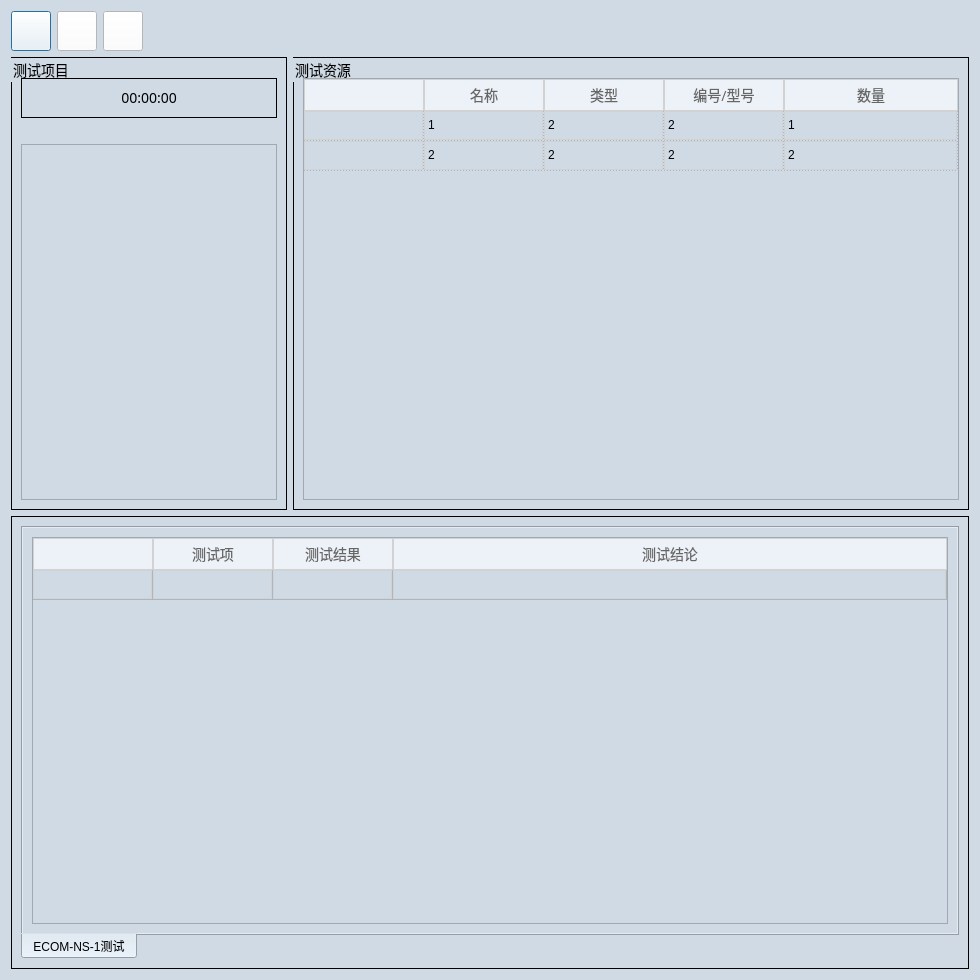
Above: ui/ecom-ns-1/ECOM_NS1_MAIN.ui from gaoxingyu-hub/HUA54testframework before the change. Below: the same form after it.
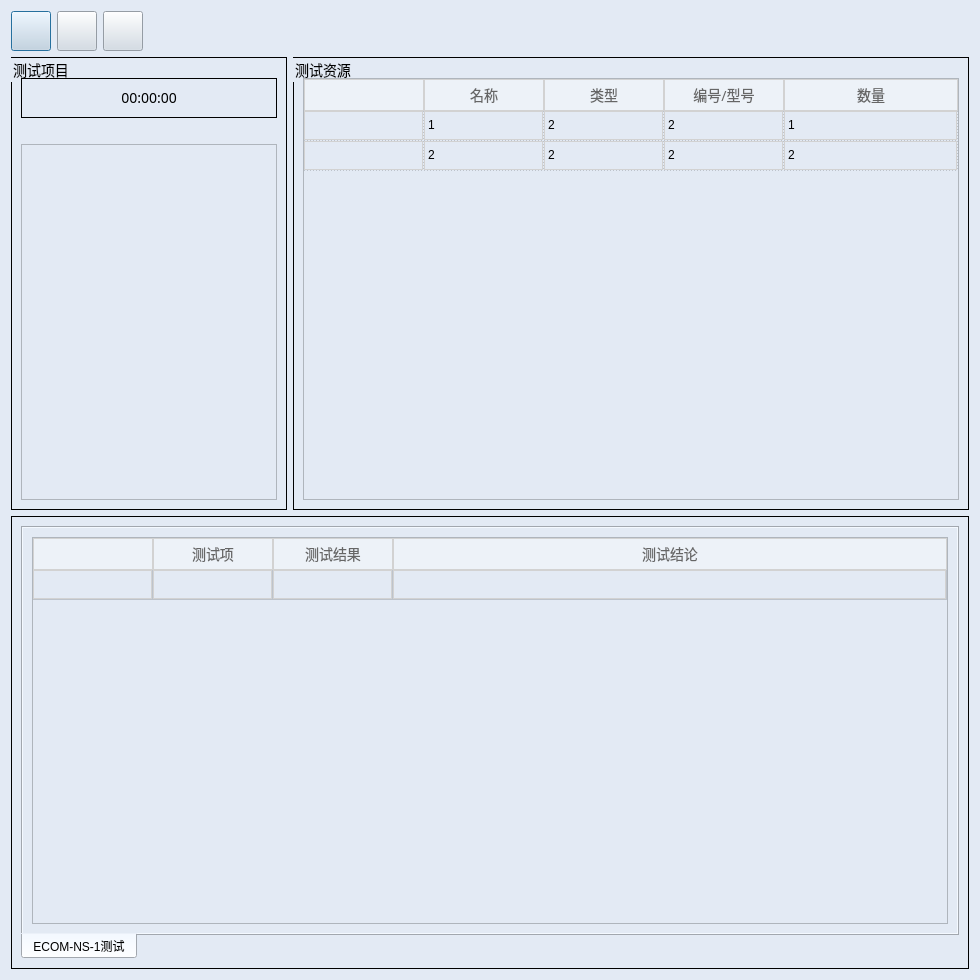
That is the form after the change. Icons and pictures are not drawn.

Diff of the .ui file:
```diff
--- a/ui/ecom-ns-1/ECOM_NS1_MAIN.ui
+++ b/ui/ecom-ns-1/ECOM_NS1_MAIN.ui
@@ -21,66 +21,50 @@
   </property>
   <property name="styleSheet">
    <string notr="true">QDialog{
-background-color:#D0DAE5;
+background-color:#E3EAF4;
 margin-top:10px;
 }
 
 QTextBrower{
-background-color:#D0DAE5;
+background-color:#E3EAF4;
 border-width:0;border-style:outset
 }
 
 QLineEdit{
-background-color:#D0DAE5;
+background-color:#E3EAF4;
 }
 
 QWidget{
-background-color:#D0DAE5;
+background-color:#E3EAF4;
 }
 
 QStackedWidget{
-background-color:#D0DAE5;
+background-color:#E3EAF4;
 }
 
 QLabel{
 font-size:14px;
 font-family:Microsoft YaHei;
-background-color:#D0DAE5;
+background-color:#E3EAF4;
 }
 
 QGroupBox{
 font-size:14px;
 font-family:Microsoft YaHei;
 border:1px solid rgb(0, 0, 0);
+background-color:#E3EAF4;
 }
 
-/****QPushButton****/
-QPushButton{
-width:32px;
-height:32px;
-background-color:#F4F4F3;
-color: #FFFFFF;
-font-size:14px;
-font-family:Microsoft YaHei;
-}
-QPushButton#pushButton_close:hover{
-background-color:#2784D6;
-cursor:pointer;
-}
-QPushButton#pushButton_close:pressed{
-background-color:#2784D6;
-}
+
 QToolBar{
-background-color:#172545;
+background-color:#D5D5D5;
 height:30px;
 border:None;
 padding:1px;
 }
-
-
 /****QTreeWidget****/
 QTreeWidget{
-background-color:#D0DAE5;
+background-color:#E3EAF4;
 padding-top:20px;
 padding-left:10px;
 margin-top:20px;
@@ -150,11 +134,21 @@
 QScrollBar:vertical{
 border: 5px solid #D5D5D5;
 }
+/****QPushButton****/
+QPushButton{
+width:32px;
+height:32px;
+background-color:#D0DAE5;
+color: #FFFFFF;
+font-size:14px;
+font-family:Microsoft YaHei;
+}
 QPushButton:hover{
 background-color:#2784D6;
-cursor:pointer;}
-QPushButton{
-background-color:#F4F4F3;
+cursor:pointer;
+}
+QPushButton:pressed{
+background-color:#2784D6;
 }
 </string>
   </property>
@@ -168,8 +162,7 @@
          <item row="0" column="0">
           <widget class="QPushButton" name="pushButton_start">
            <property name="styleSheet">
-            <string notr="true">background-color:rgb(255, 255, 255);
-</string>
+            <string notr="true"/>
            </property>
            <property name="text">
             <string/>
@@ -189,7 +182,7 @@
          <item row="0" column="1">
           <widget class="QPushButton" name="pushButton_restart">
            <property name="styleSheet">
-            <string notr="true">background-color:rgb(255, 255, 255);</string>
+            <string notr="true"/>
            </property>
            <property name="text">
             <string/>
@@ -209,7 +202,7 @@
          <item row="0" column="2">
           <widget class="QPushButton" name="pushButton_close">
            <property name="styleSheet">
-            <string notr="true">background-color:rgb(255, 255, 255);</string>
+            <string notr="true"/>
            </property>
            <property name="text">
             <string/>
```
Left out of the diff: 6 changed lines with no effect on the pictures.
